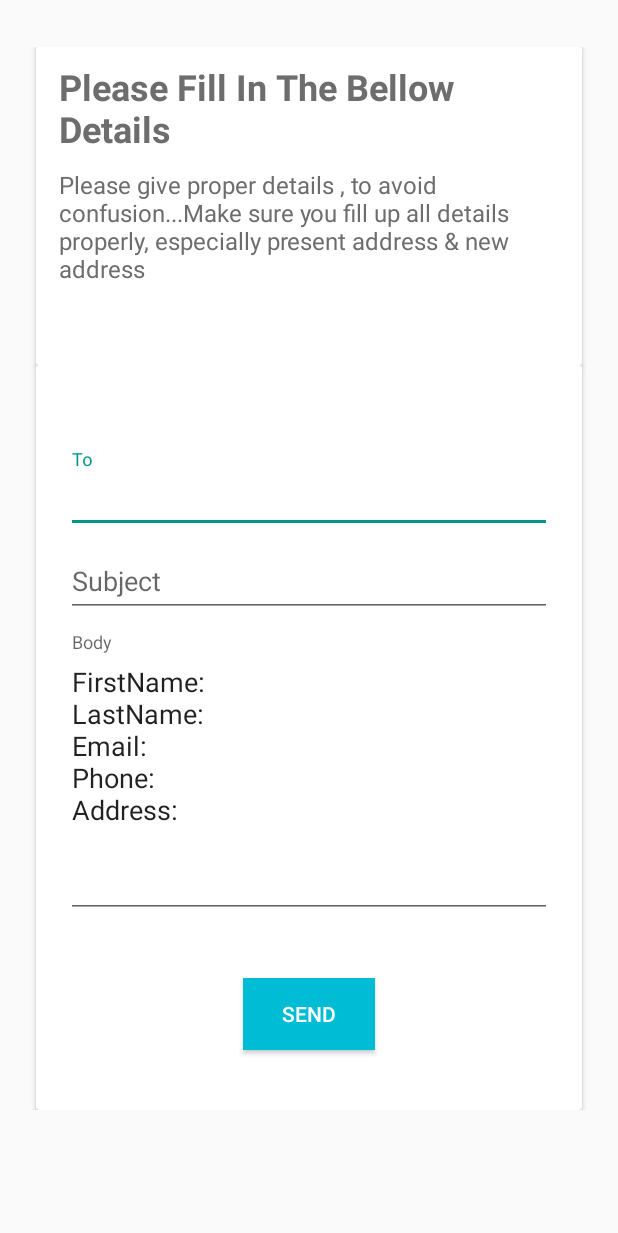
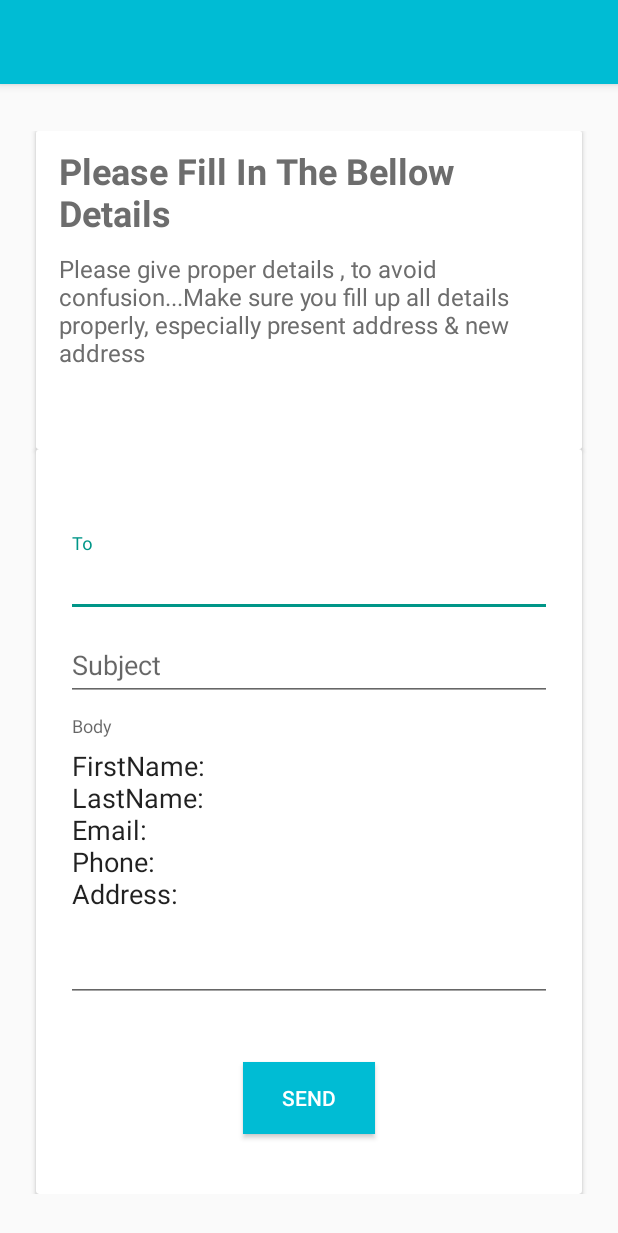
Before and after one commit to webmasteraxe/Send_It, an Android app: the RequestActivity screen opened directly, with no data from a screen before it, on a phone screen of 412 x 824 dp. Shown: the top 1233 px of the screen. Run offline under Robolectric (Android 15) with nearby library versions, the phone set to English and light mode, and no system bars.

Commit message:
initial commit

```diff
--- a/app/src/main/res/layout/frag_main.xml
+++ b/app/src/main/res/layout/frag_main.xml
@@ -1,9 +1,24 @@
 <?xml version="1.0" encoding="utf-8"?>
+<android.support.design.widget.CoordinatorLayout
+    xmlns:android="http://schemas.android.com/apk/res/android"
+    xmlns:app="http://schemas.android.com/apk/res-auto"
+    android:layout_width="match_parent"
+    android:layout_height="match_parent">
+    <android.support.v7.widget.Toolbar
+        android:id="@+id/toolbar_apply"
+        android:layout_width="match_parent"
+        android:layout_height="?attr/actionBarSize"
+        android:background="@color/colorPrimary"
+        android:elevation="4dp"
+        android:theme="@style/ThemeOverlay.AppCompat.Dark.ActionBar"
+        xmlns:android="http://schemas.android.com/apk/res/android" />
+
 <android.support.v4.widget.NestedScrollView xmlns:android="http://schemas.android.com/apk/res/android"
     xmlns:app="http://schemas.android.com/apk/res-auto"
     android:layout_width="match_parent"
     android:layout_height="wrap_content"
     android:layout_gravity="fill_vertical"
+    android:layout_marginTop="?attr/actionBarSize"
     app:layout_behavior="@string/appbar_scrolling_view_behavior">
     <LinearLayout
             android:layout_width="match_parent"
@@ -134,3 +149,4 @@
         </android.support.v7.widget.CardView>
     </LinearLayout>
 </android.support.v4.widget.NestedScrollView>
+</android.support.design.widget.CoordinatorLayout>
```
